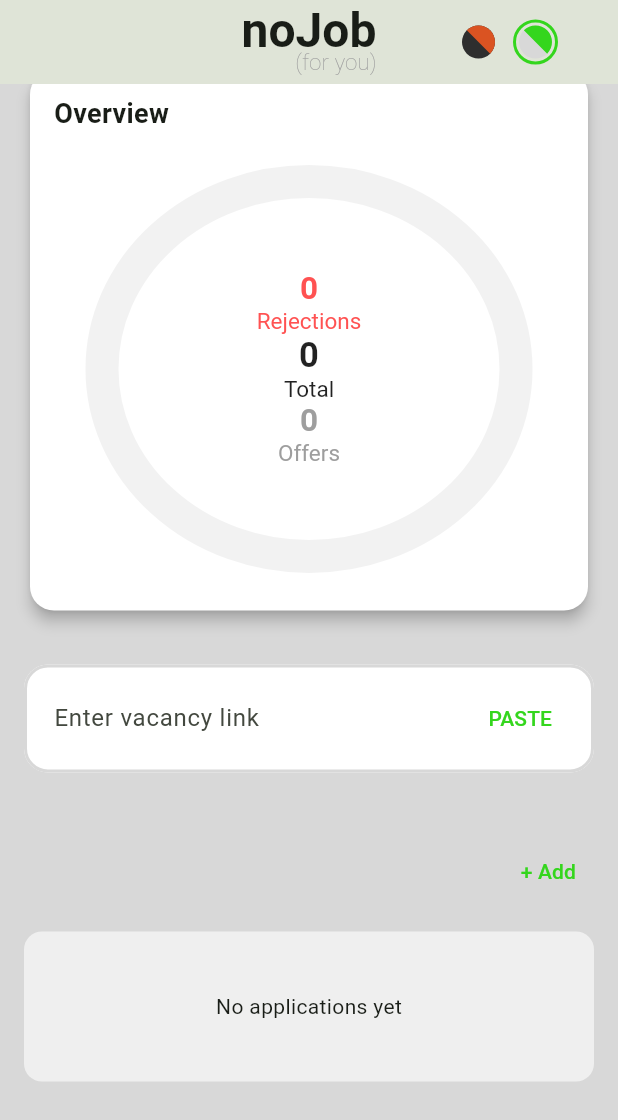
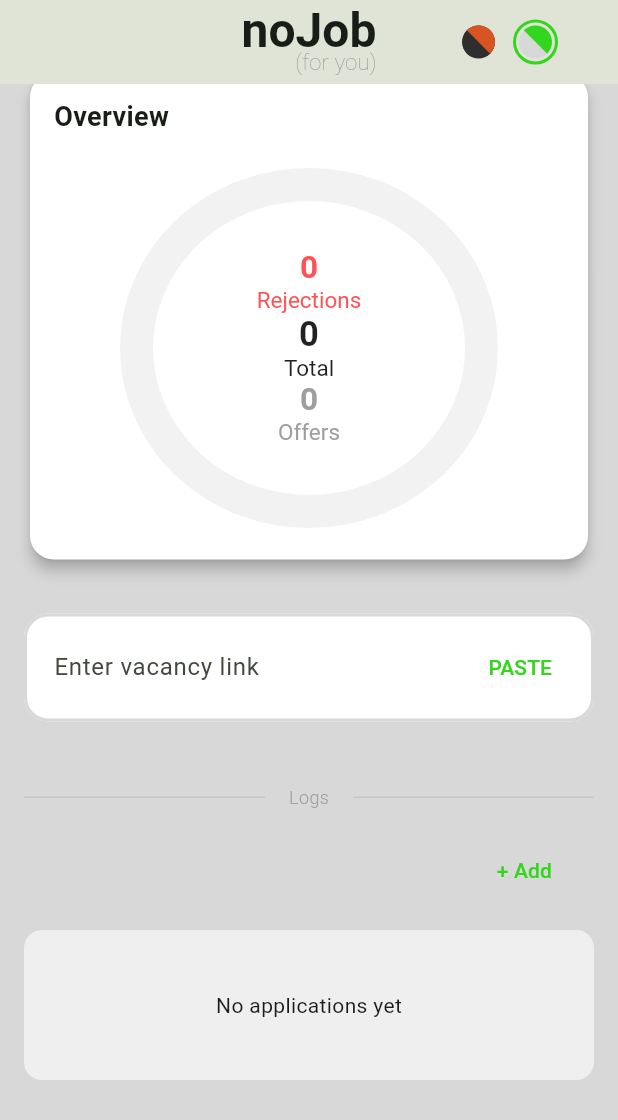
Before and after one commit to cora32/noJob, a Flutter app: the screen it shows after launch, scrolled down 375 dp, on a phone screen of 412 x 824 dp. Shown: the top 1120 px of the screen. Run offline on Flutter 3.47's test engine with Material 3 defaults, Android fonts, the phone set to English and light mode, and no system bars; our stand-ins replace fl_chart, flutter_riverpod, shared_preferences, shelf, shelf_web_socket, sqflite and 1 more; missing offline and left inert: animated_reorderable_list, flutter_inappwebview; accounts and stored records are empty; generated files the repository leaves out were written again.

Commit message:
Additional UI fixes.

```diff
--- a/lib/features/home/presentation/screen/pie_chart.dart
+++ b/lib/features/home/presentation/screen/pie_chart.dart
@@ -1,19 +1,17 @@
 import 'dart:math';
 
 import 'package:flutter/material.dart';
-import 'package:flutter/widget_previews.dart';
 import 'package:flutter_riverpod/flutter_riverpod.dart';
 import 'package:nojob/features/home/presentation/providers/home_provider.dart';
 import 'package:nojob/features/home/presentation/screen/arc_painter.dart';
 import 'package:nojob/features/home/presentation/screen/info_panel.dart';
 import 'package:nojob/shared/extensions.dart';
-import 'package:nojob/shared/shared.dart';
-
-@Preview(name: 'Preview test')
-Widget p() => PieWidget();
+import 'package:nojob/shared/ui/panel.dart';
 
 class PieWidget extends ConsumerStatefulWidget {
-  const PieWidget({super.key});
+  final double chartSize;
+
+  const PieWidget({super.key, required this.chartSize});
 
   @override
   ConsumerState<PieWidget> createState() => _ChartWidgetState();
@@ -21,6 +19,7 @@ class PieWidget extends ConsumerStatefulWidget {
 
 class _ChartWidgetState extends ConsumerState<PieWidget>
     with TickerProviderStateMixin {
+  final GlobalKey _chartKey = GlobalKey();
   int? _hoveredIndex;
   Offset? _hoveredCenter;
 
@@ -120,11 +119,112 @@ class _ChartWidgetState extends ConsumerState<PieWidget>
             .count
             .toInt();
 
+        return LayoutBuilder(
+          builder: (context, constraints) {
+            final detectorSize = Size(
+              constraints.maxWidth,
+              constraints.maxHeight,
+            );
             return MouseRegion(
-          onHover: (event) {
-            final (index, center) = _hitTest(
+              onHover: (event) => _updateInteraction(
                 event.localPosition,
                 sortedArcData,
+                detectorSize,
+                widget.chartSize,
+              ),
+              onExit: (event) {
+                setState(() {
+                  _hoveredIndex = null;
+                  _hoveredCenter = null;
+                });
+                _controller.reverse();
+              },
+              child: GestureDetector(
+                behavior: HitTestBehavior.opaque,
+                onTapDown: (details) => _updateInteraction(
+                  details.localPosition,
+                  sortedArcData,
+                  detectorSize,
+                  widget.chartSize,
+                ),
+                child: AnimatedBuilder(
+                  animation: Listenable.merge([_animation, _drawAnimation]),
+                  builder: (context, child) {
+                    final animatedData = _interpolateData(_drawAnimation.value);
+
+                    final pie = Center(
+                      child: Stack(
+                        clipBehavior: Clip.none,
+                        children: [
+                          SizedBox(
+                            height: widget.chartSize,
+                            width: widget.chartSize,
+                            child: CustomPaint(
+                              key: _chartKey,
+                              painter: ArcPainter(
+                                getLocalizedName: (type) =>
+                                    type.localizedName(context),
+                                items: animatedData,
+                                getArcDataById: (index) => sortedArcData[index],
+                                hoveredCenter: _hoveredCenter,
+                                hoveredIndex: _hoveredIndex,
+                                extensionFactor: _animation.value,
+                                screenWidth: MediaQuery.sizeOf(context).width,
+                                chartGlobalX: _getChartGlobalX(),
+                              ),
+                              child: Center(
+                                child: InfoPanel(
+                                  total: totalCount,
+                                  rejections:
+                                      rejectionsCount + rejectedDetailedCount,
+                                  offers: offerCount,
+                                ),
+                              ),
+                            ),
+                          ),
+                        ],
+                      ),
+                    );
+
+                    return context.isMobile
+                        ? pie
+                        : ConstrainedBox(
+                            constraints: BoxConstraints(maxWidth: 300),
+                            child: pie,
+                          );
+                  },
+                ),
+              ),
+            );
+          },
+        );
+      },
+      error: (error, stack) {
+        return Text(error.toString());
+      },
+      loading: () => const CircularProgressIndicator(),
+    );
+
+    return Panel(title: context.res.overview, height: 250, child: chartWidget);
+  }
+
+  double _getChartGlobalX() {
+    final RenderBox? renderBox =
+        _chartKey.currentContext?.findRenderObject() as RenderBox?;
+    return renderBox?.localToGlobal(Offset.zero).dx ?? 0.0;
+  }
+
+  void _updateInteraction(
+    Offset localPosition,
+    List<ArcData> items,
+    Size detectorSize,
+    double chartSize,
+  ) {
+    final (index, center) = _hitTest(
+      localPosition,
+      items,
+      detectorSize,
+      chartSize,
     );
     if (index != _hoveredIndex) {
       setState(() {
@@ -137,78 +237,6 @@ class _ChartWidgetState extends ConsumerState<PieWidget>
         _controller.reverse();
       }
     }
-          },
-          onExit: (event) {
-            setState(() {
-              _hoveredIndex = null;
-              _hoveredCenter = null;
-            });
-            _controller.reverse();
-          },
-          child: AnimatedBuilder(
-            animation: Listenable.merge([_animation, _drawAnimation]),
-            builder: (context, child) {
-              final animatedData = _interpolateData(_drawAnimation.value);
-
-              return Stack(
-                clipBehavior: Clip.none,
-                children: [
-                  SizedBox(
-                    height: 250,
-                    child: CustomPaint(
-                      painter: ArcPainter(
-                        getLocalizedName: (type) => type.localizedName(context),
-                        items: animatedData,
-                        getArcDataById: (index) => sortedArcData[index],
-                        hoveredCenter: _hoveredCenter,
-                        hoveredIndex: _hoveredIndex,
-                        extensionFactor: _animation.value,
-                      ),
-                      child: Center(
-                        child: InfoPanel(
-                          total: totalCount,
-                          rejections: rejectionsCount + rejectedDetailedCount,
-                          offers: offerCount,
-                        ),
-                      ),
-                    ),
-                  ),
-                ],
-              );
-            },
-          ),
-        );
-      },
-      error: (error, stack) {
-        return Text(error.toString());
-      },
-      loading: () => const CircularProgressIndicator(),
-    );
-
-    return Container(
-      color: Colors.transparent,
-      child: Card(
-        elevation: 4,
-        shape: const RoundedRectangleBorder(
-          borderRadius: BorderRadius.all(Radius.circular(16)),
-        ),
-        child: Padding(
-          padding: const EdgeInsets.only(
-            top: 16,
-            bottom: 4,
-            left: 16,
-            right: 16,
-          ),
-          child: Column(
-            crossAxisAlignment: CrossAxisAlignment.start,
-            children: [
-              Text(context.res.overview, style: labelStyle),
-              Padding(padding: const EdgeInsets.all(32), child: chartWidget),
-            ],
-          ),
-        ),
-      ),
-    );
   }
 
   List<ArcData> _sortArcData(List<ArcData> data) {
@@ -218,8 +246,10 @@ class _ChartWidgetState extends ConsumerState<PieWidget>
     return sorted;
   }
 
-  List<ApplicationType> _computeAllTypes(List<ArcData> prev,
-      List<ArcData> curr,) {
+  List<ApplicationType> _computeAllTypes(
+    List<ArcData> prev,
+    List<ArcData> curr,
+  ) {
     final types = {
       ...prev.map((d) => d.type),
       ...curr.map((d) => d.type),
@@ -231,11 +261,7 @@ class _ChartWidgetState extends ConsumerState<PieWidget>
   List<ArcData> _interpolateData(double t) {
     if (_previousData.isEmpty) {
       return _currentData.map((d) {
-        return ArcData(
-          total: d.total,
-          count: d.count * t,
-          type: d.type,
-        );
+        return ArcData(total: d.total, count: d.count * t, type: d.type);
       }).toList();
     }
 
@@ -254,25 +280,28 @@ class _ChartWidgetState extends ConsumerState<PieWidget>
       final interpolatedCount = prev.count + (curr.count - prev.count) * t;
       final interpolatedTotal = prev.total + (curr.total - prev.total) * t;
 
-      result.add(ArcData(
-        total: interpolatedTotal,
-        count: interpolatedCount,
-        type: type,
-      ));
+      result.add(
+        ArcData(total: interpolatedTotal, count: interpolatedCount, type: type),
+      );
     }
 
     return result;
   }
 
-  (int?, Offset?) _hitTest(Offset localPosition, List<ArcData> items) {
-    const double size = 200.0;
-    const double center = size / 2;
+  (int?, Offset?) _hitTest(
+    Offset localPosition,
+    List<ArcData> items,
+    Size detectorSize,
+    double chartSize,
+  ) {
+    double radius = chartSize / 2;
     const double strokeWidth = 22.0;
-    const double innerRadius = center - strokeWidth / 2;
-    const double outerRadius = center + strokeWidth / 2;
+    const double hitTolerance = 20.0; // Added tolerance for easier tapping
+    double innerRadius = radius - strokeWidth / 2 - hitTolerance;
+    double outerRadius = radius + strokeWidth / 2 + hitTolerance;
 
-    final dx = localPosition.dx - center;
-    final dy = localPosition.dy - center;
+    final dx = localPosition.dx - detectorSize.width / 2;
+    final dy = localPosition.dy - detectorSize.height / 2;
     final distance = sqrt(dx * dx + dy * dy);
 
     if (distance < innerRadius || distance > outerRadius) {
@@ -290,11 +319,11 @@ class _ChartWidgetState extends ConsumerState<PieWidget>
       final sweepAngle = (items[i].count / items[i].total.toDouble()) * 360.0;
       if (normalizedAngle >= currentAngle &&
           normalizedAngle <= currentAngle + sweepAngle) {
-        // Calculate the center point of the arc
+        // Calculate the center point of the arc relative to the 230x230 box
         final midAngle = currentAngle + sweepAngle / 2;
         final actualAngleRad = (midAngle - 90).toRad();
-        final arcCenterX = center + center * cos(actualAngleRad);
-        final arcCenterY = center + center * sin(actualAngleRad);
+        final arcCenterX = radius + radius * cos(actualAngleRad);
+        final arcCenterY = radius + radius * sin(actualAngleRad);
 
         return (i, Offset(arcCenterX, arcCenterY));
       }
--- a/lib/features/logs/presentation/log_item.dart
+++ b/lib/features/logs/presentation/log_item.dart
@@ -314,7 +314,7 @@ class MobileStatusDropDown extends ConsumerWidget {
         borderRadius: BorderRadius.circular(4),
         icon: const Icon(Icons.arrow_drop_down, size: 16),
         style: TextStyle(
-          fontSize: 12,
+          fontSize: 11,
           color: context.theme.brightness == Brightness.dark
               ? Colors.white
               : Colors.black,
--- a/lib/features/logs/presentation/log_widget2.dart
+++ b/lib/features/logs/presentation/log_widget2.dart
@@ -17,7 +17,7 @@ class LogWidget2 extends ConsumerWidget {
 
     return state.when(
       data: (state) => Container(
-        padding: const EdgeInsets.symmetric(horizontal: 0, vertical: 16),
+        padding: const EdgeInsets.only(bottom: 16),
         child: Column(
           crossAxisAlignment: CrossAxisAlignment.center,
           children: [
@@ -48,7 +48,8 @@ class AddButton extends StatelessWidget {
 
   @override
   Widget build(BuildContext context) {
-    return TextButton(
+    return Padding(
+        padding: EdgeInsetsGeometry.only(right: 16), child: TextButton(
       onPressed: () async {
         await showDialog(
           context: context,
@@ -56,7 +57,7 @@ class AddButton extends StatelessWidget {
         );
       },
       child: const Text(" + Add"),
-    );
+    ));
   }
 }
 
--- a/lib/main.dart
+++ b/lib/main.dart
@@ -16,6 +16,7 @@ import 'package:nojob/features/url_input/presentation/UrlFieldWidget.dart';
 import 'package:nojob/l10n/app_localizations.dart';
 import 'package:nojob/shared/extensions.dart';
 import 'package:nojob/shared/persistence/storage_service.dart';
+import 'package:nojob/shared/ui/horizontal_line_label.dart';
 import 'package:path/path.dart';
 import 'package:peernet/server/peernet_factory.dart';
 import 'package:shared_preferences/shared_preferences.dart';
@@ -199,6 +200,7 @@ class ScaffoldWidget extends ConsumerWidget {
           ),
         ),
         body: AnimatedSwitcher(
+
           duration: const Duration(milliseconds: 300),
           transitionBuilder: (Widget child, Animation<double> animation) {
             return FadeTransition(
@@ -231,19 +233,22 @@ class DashboardScreen extends StatelessWidget {
 
   @override
   Widget build(BuildContext context) {
-    return SingleChildScrollView(
-      child: Padding(
+    final main = Padding(
       padding: EdgeInsetsGeometry.symmetric(vertical: 16, horizontal: 16),
       child: Column(
         verticalDirection: VerticalDirection.up,
         crossAxisAlignment: CrossAxisAlignment.center,
-          mainAxisAlignment: MainAxisAlignment.end,
+        // mainAxisAlignment: MainAxisAlignment.end,
         children: [
           const SizedBox(height: 64),
           const LogWidget2(),
+          HorizontalLineLabel(
+            text: context.res.logs,
+          ),
           const SizedBox(height: 8),
           const UrlFieldWidget(),
-            const SizedBox(height: 32),
+          const SizedBox(height: 32,
+          ),
           SizedBox(
             child: Wrap(
               textDirection: TextDirection.rtl,
@@ -252,12 +257,18 @@ class DashboardScreen extends StatelessWidget {
               crossAxisAlignment: WrapCrossAlignment.center,
               spacing: 16.0,
               runSpacing: 16.0,
-                children: [const LineChartWidget(), const PieWidget()],
+              children: [
+                const LineChartWidget(),
+                const PieWidget(chartSize: 230,)
+              ],
             ),
           ),
         ],
       ),
-      ),
     );
+
+    return context.isMobile ? SingleChildScrollView(
+      child: main,
+    ) : Center(child: main);
   }
 }
--- a/lib/shared/extensions.dart
+++ b/lib/shared/extensions.dart
@@ -25,12 +25,14 @@ extension ContextExt on BuildContext {
 
   ThemeData get theme => Theme.of(this);
 
+  TextTheme get textTheme => theme.textTheme;
+
   NoJobThemeExtension get appTheme =>
       Theme.of(this).extension<NoJobThemeExtension>()!;
 
   ScaffoldMessengerState get toaster => ScaffoldMessenger.of(this);
 
-  bool get isMobile => MediaQuery.sizeOf(this).width < 600;
+  bool get isMobile => MediaQuery.sizeOf(this).width < 720;
 
   void showErrorSnackBar(String textCode) {
     if (!mounted) return;
--- /dev/null
+++ b/lib/shared/ui/horizontal_line_label.dart
@@ -0,0 +1,57 @@
+import 'package:flutter/material.dart';
+
+class HorizontalLineLabel extends StatelessWidget {
+  final String text;
+  final TextStyle? textStyle;
+  final Color? color;
+  final double thickness;
+  final double indent;
+  final double endIndent;
+
+  const HorizontalLineLabel({
+    super.key,
+    required this.text,
+    this.textStyle,
+    this.color,
+    this.thickness = 1.0,
+    this.indent = 0.0,
+    this.endIndent = 0.0,
+  });
+
+  @override
+  Widget build(BuildContext context) {
+    return Padding(
+      padding: const EdgeInsets.symmetric(vertical: 16.0),
+      child: Row(
+        children: [
+          Expanded(
+            child: Divider(
+              color: color ?? Colors.grey.withValues(alpha: 0.3),
+              thickness: thickness,
+              indent: indent,
+              endIndent: 16,
+            ),
+          ),
+          Text(
+            text,
+            style:
+                textStyle ??
+                const TextStyle(
+                  fontSize: 12,
+                  fontWeight: FontWeight.w300,
+                  color: Colors.grey,
+                ),
+          ),
+          Expanded(
+            child: Divider(
+              color: color ?? Colors.grey.withValues(alpha: 0.3),
+              thickness: thickness,
+              indent: 16,
+              endIndent: endIndent,
+            ),
+          ),
+        ],
+      ),
+    );
+  }
+}
--- /dev/null
+++ b/lib/shared/ui/panel.dart
@@ -0,0 +1,38 @@
+import 'package:flutter/material.dart';
+import 'package:nojob/shared/shared.dart';
+
+class Panel extends StatelessWidget {
+  final String title;
+  final Widget child;
+  final double height;
+
+  const Panel({
+    super.key,
+    required this.title,
+    required this.child,
+    this.height = 250,
+  });
+
+  @override
+  Widget build(BuildContext context) {
+    return Card(
+      elevation: 4,
+      shape: RoundedRectangleBorder(borderRadius: BorderRadius.circular(16)),
+      child: Padding(
+        padding: const EdgeInsets.symmetric(vertical: 16, horizontal: 16),
+        child: Column(
+          crossAxisAlignment: CrossAxisAlignment.start,
+          children: [
+            Text(title, style: labelStyle),
+            const SizedBox(height: 16),
+            Container(
+              height: height,
+              padding: const EdgeInsets.all(16),
+              child: child,
+            ),
+          ],
+        ),
+      ),
+    );
+  }
+}
```
Also changed, not shown: lib/features/home/presentation/providers/line_chart_provider.dart (+4 -4 lines), lib/features/home/presentation/screen/arc_painter.dart (+26 -4 lines), lib/features/home/presentation/screen/chart_widget.dart (+20 -22 lines), 1 other file. Lines whose indentation alone changed are shown as unchanged.
